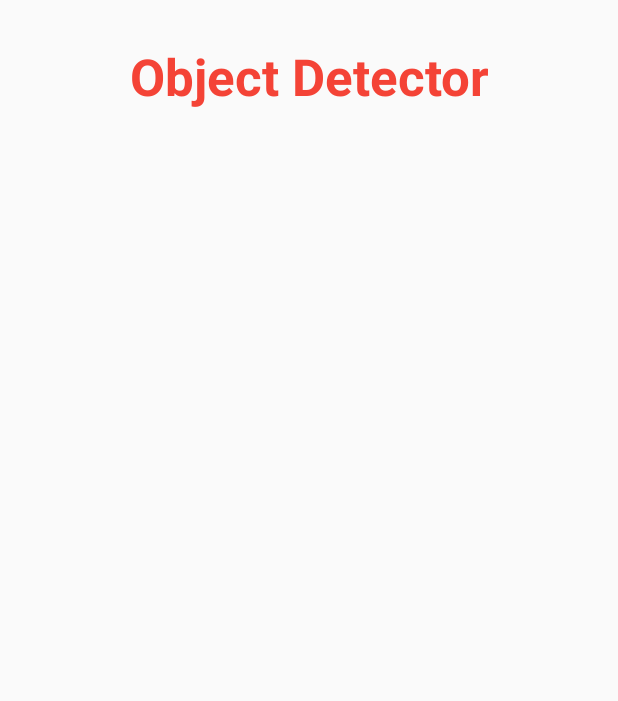
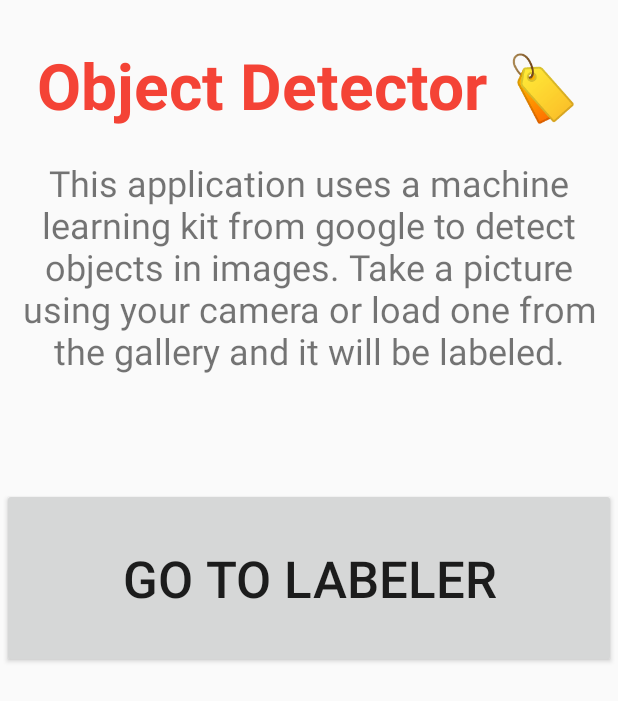
Before and after one commit to Giocaps-Uni/objectdetect, an Android app: the screen it shows after launch (MainActivity), on a phone screen of 412 x 824 dp. Shown: the top 701 px of the screen. Run offline under Robolectric (Android 15) with nearby library versions, the phone set to English and light mode, and no system bars.

Commit message:
Added androidx navigation between fragments

```diff
--- a/app/build.gradle.kts
+++ b/app/build.gradle.kts
@@ -36,6 +36,8 @@ dependencies {
     implementation("androidx.appcompat:appcompat:1.6.1")
     implementation("com.google.android.material:material:1.10.0")
     implementation("androidx.constraintlayout:constraintlayout:2.1.4")
+    implementation("androidx.navigation:navigation-runtime:2.7.7")
+    implementation("androidx.navigation:navigation-fragment:2.7.7")
     testImplementation("junit:junit:4.13.2")
     androidTestImplementation("androidx.test.ext:junit:1.1.5")
     androidTestImplementation("androidx.test.espresso:espresso-core:3.5.1")
--- /dev/null
+++ b/app/src/main/java/com/example/objectdetect/ButtonsFragment.java
@@ -0,0 +1,80 @@
+package com.example.objectdetect;
+
+import android.os.Bundle;
+
+import androidx.fragment.app.Fragment;
+import androidx.navigation.Navigation;
+
+import android.util.Log;
+import android.view.LayoutInflater;
+import android.view.View;
+import android.view.ViewGroup;
+import android.widget.Button;
+
+/**
+ * A simple {@link Fragment} subclass.
+ * Use the {@link ButtonsFragment#newInstance} factory method to
+ * create an instance of this fragment.
+ */
+public class ButtonsFragment extends Fragment implements View.OnClickListener {
+
+    // TODO: Rename parameter arguments, choose names that match
+    // the fragment initialization parameters, e.g. ARG_ITEM_NUMBER
+    private static final String ARG_PARAM1 = "param1";
+    private static final String ARG_PARAM2 = "param2";
+
+    // TODO: Rename and change types of parameters
+    private String mParam1;
+    private String mParam2;
+
+    public ButtonsFragment() {
+        // Required empty public constructor
+    }
+
+    /**
+     * Use this factory method to create a new instance of
+     * this fragment using the provided parameters.
+     *
+     * @param param1 Parameter 1.
+     * @param param2 Parameter 2.
+     * @return A new instance of fragment ButtonsFragment.
+     */
+    // TODO: Rename and change types and number of parameters
+    public static ButtonsFragment newInstance(String param1, String param2) {
+        ButtonsFragment fragment = new ButtonsFragment();
+        Bundle args = new Bundle();
+        args.putString(ARG_PARAM1, param1);
+        args.putString(ARG_PARAM2, param2);
+        fragment.setArguments(args);
+        return fragment;
+    }
+
+    @Override
+    public void onCreate(Bundle savedInstanceState) {
+        super.onCreate(savedInstanceState);
+        if (getArguments() != null) {
+            mParam1 = getArguments().getString(ARG_PARAM1);
+            mParam2 = getArguments().getString(ARG_PARAM2);
+        }
+    }
+
+    @Override
+    public View onCreateView(LayoutInflater inflater, ViewGroup container,
+                             Bundle savedInstanceState) {
+        // Inflate the layout for this fragment
+        return inflater.inflate(R.layout.fragment_buttons, container, false);
+    }
+
+    @Override
+    public void onViewCreated(View view, Bundle savedInstanceState){
+        super.onViewCreated(view, savedInstanceState);
+        Button buttonLabeler = getActivity().findViewById(R.id.button_labeler);
+        buttonLabeler.setOnClickListener(this);
+    }
+
+    @Override
+    public void onClick(View v) {
+        Log.v("TAG",""+ Navigation.findNavController(v));
+        Navigation.findNavController(v).navigate(R.id.action_buttonsFragment_to_labelerFragment2);
+    }
+}
--- a/app/src/main/java/com/example/objectdetect/MainActivity.java
+++ b/app/src/main/java/com/example/objectdetect/MainActivity.java
@@ -1,14 +1,20 @@
 package com.example.objectdetect;
 
 import androidx.appcompat.app.AppCompatActivity;
+import androidx.fragment.app.Fragment;
+import androidx.navigation.NavController;
+import androidx.navigation.fragment.NavHostFragment;
 
 import android.os.Bundle;
 
 public class MainActivity extends AppCompatActivity {
+    private NavController navController;
+    private NavHostFragment navHostFragment;
 
     @Override
     protected void onCreate(Bundle savedInstanceState) {
         super.onCreate(savedInstanceState);
         setContentView(R.layout.activity_main);
+
     }
 }
--- a/app/src/main/res/layout/activity_main.xml
+++ b/app/src/main/res/layout/activity_main.xml
@@ -20,11 +20,30 @@
             android:layout_width="match_parent"
             android:layout_height="57dp"
             android:layout_marginTop="60dp"
+            android:autoSizeTextType="uniform"
             android:text="@string/app_title"
             android:textAlignment="center"
             android:textAllCaps="false"
             android:textColor="#F44336"
             android:textSize="34sp"
             android:textStyle="bold" />
+
+        <TextView
+            android:id="@+id/app_explain"
+            android:layout_width="match_parent"
+            android:layout_height="220dp"
+            android:layout_marginTop="20dp"
+            android:text="@string/app_explain"
+            android:textAlignment="center"
+            android:textSize="24sp" />
+
+        <androidx.fragment.app.FragmentContainerView
+            android:id="@+id/fragmentContainerView"
+            android:name="androidx.navigation.fragment.NavHostFragment"
+            android:layout_width="match_parent"
+            android:layout_height="142dp"
+            app:defaultNavHost="true"
+            app:navGraph="@navigation/nav_graph"
+            tools:layout="@layout/fragment_buttons" />
     </LinearLayout>
 </androidx.constraintlayout.widget.ConstraintLayout>
--- /dev/null
+++ b/app/src/main/res/layout/fragment_buttons.xml
@@ -0,0 +1,15 @@
+<?xml version="1.0" encoding="utf-8"?>
+<FrameLayout xmlns:android="http://schemas.android.com/apk/res/android"
+    xmlns:tools="http://schemas.android.com/tools"
+    android:id="@+id/labeler_nav"
+    android:layout_width="match_parent"
+    android:layout_height="match_parent"
+    tools:context=".ButtonsFragment">
+
+    <Button
+        android:id="@+id/button_labeler"
+        android:layout_width="match_parent"
+        android:layout_height="120dp"
+        android:text="@string/go_to_labeler"
+        android:textSize="34sp" />
+</FrameLayout>
--- /dev/null
+++ b/app/src/main/res/navigation/nav_graph.xml
@@ -0,0 +1,22 @@
+<?xml version="1.0" encoding="utf-8"?>
+<navigation xmlns:android="http://schemas.android.com/apk/res/android"
+    xmlns:app="http://schemas.android.com/apk/res-auto"
+    xmlns:tools="http://schemas.android.com/tools"
+    android:id="@+id/nav_graph.xml"
+    app:startDestination="@id/buttonsFragment">
+
+    <fragment
+        android:id="@+id/buttonsFragment"
+        android:name="com.example.objectdetect.ButtonsFragment"
+        android:label="fragment_buttons"
+        tools:layout="@layout/fragment_buttons" >
+        <action
+            android:id="@+id/action_buttonsFragment_to_labelerFragment2"
+            app:destination="@id/labelerFragment" />
+    </fragment>
+    <fragment
+        android:id="@+id/labelerFragment"
+        android:name="com.example.objectdetect.LabelerFragment"
+        android:label="fragment_labeler"
+        tools:layout="@layout/fragment_labeler" />
+</navigation>
--- a/app/src/main/res/values/strings.xml
+++ b/app/src/main/res/values/strings.xml
@@ -1,4 +1,12 @@
 <resources>
     <string name="app_name">Object Detect</string>
-    <string name="app_title">Object Detector</string>
+    <string name="app_title">Object Detector &#127991;</string>
+    <string name="app_explain">
+        This application uses a machine learning kit from google
+        to detect objects in images. Take a picture using your
+        camera or load one from the gallery and it will be labeled.
+    </string>
+    <string name="go_to_labeler">Go to Labeler</string>
+    <!-- TODO: Remove or change this placeholder text -->
+    <string name="hello_blank_fragment">Hello blank fragment</string>
 </resources>
```
Also changed, not shown: app/src/main/java/com/example/objectdetect/LabelerFragment.java (added, +64 -0 lines), app/src/main/res/layout/fragment_labeler.xml (added, +14 -0 lines), 1 other file.
